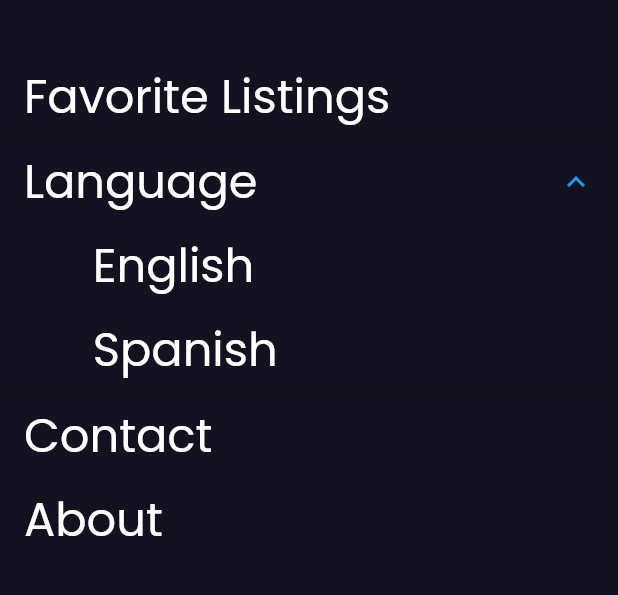
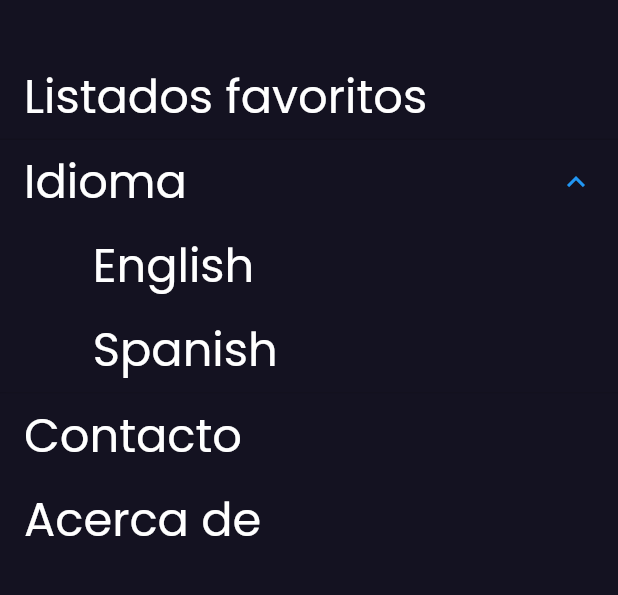
Before and after one commit to gumdum/real_estate, a Flutter app: the NavigationDrawer widget shown alone on an empty page, opened directly, after a tap on "Language", after a tap on "Spanish", on a phone screen of 412 x 824 dp, the part 145-740 px from its top. Run offline on Flutter 3.47's test engine with Material 2 defaults, Android fonts, the phone set to English and light mode, and no system bars; our stand-ins replace bloc, cached_network_image, equatable, flutter_bloc, flutter_svg, get_it and 1 more; missing offline and left inert: dfunc, money2, pedantic, strings; network calls fail; project files that could hold a hidden picture were left out.

Commit message:
Added language managment: video 8 complete

```diff
--- /dev/null
+++ b/lib/application/blocs/language/language_bloc.dart
@@ -0,0 +1,28 @@
+import 'dart:async';
+
+import 'package:bloc/bloc.dart';
+import 'package:equatable/equatable.dart';
+import 'package:flutter/material.dart';
+import 'package:real_estate/common/constants/languages.dart';
+import 'package:real_estate/domain/entities/language_entity.dart';
+
+part 'language_event.dart';
+part 'language_state.dart';
+
+class LanguageBloc extends Bloc<LanguageEvent, LanguageState> {
+  LanguageBloc()
+      : super(
+          LanguageLoaded(
+            Locale(Languages.languages[0].languageAbbr),
+          ),
+        );
+
+  @override
+  Stream<LanguageState> mapEventToState(
+    LanguageEvent event,
+  ) async* {
+    if (event is ToggleLanguageEvent) {
+      yield LanguageLoaded(Locale(event.language.languageAbbr));
+    }
+  }
+}
--- /dev/null
+++ b/lib/application/blocs/language/language_event.dart
@@ -0,0 +1,17 @@
+part of 'language_bloc.dart';
+
+abstract class LanguageEvent extends Equatable {
+  const LanguageEvent();
+
+  @override
+  List<Object> get props => [];
+}
+
+class ToggleLanguageEvent extends LanguageEvent {
+  final LanguageEntity language;
+
+  const ToggleLanguageEvent(this.language);
+
+  @override
+  List<Object> get props => [language.languageAbbr];
+}
--- /dev/null
+++ b/lib/application/blocs/language/language_state.dart
@@ -0,0 +1,16 @@
+part of 'language_bloc.dart';
+
+abstract class LanguageState extends Equatable {
+  const LanguageState();
+
+  @override
+  List<Object> get props => [];
+}
+
+class LanguageLoaded extends LanguageState {
+  final Locale locale;
+
+  const LanguageLoaded(this.locale);
+
+  List<Object> get props => [locale.languageCode];
+}
--- /dev/null
+++ b/lib/common/constants/languages.dart
@@ -0,0 +1,10 @@
+import 'package:real_estate/domain/entities/language_entity.dart';
+
+class Languages {
+  const Languages._();
+
+  static const languages = [
+    LanguageEntity(languageAbbr: 'en', languageName: 'English'),
+    LanguageEntity(languageAbbr: 'es', languageName: 'Spanish')
+  ];
+}
--- /dev/null
+++ b/lib/common/constants/translation_constants.dart
@@ -0,0 +1,11 @@
+class TranslationConstants {
+  const TranslationConstants._();
+
+  static const String favoriteListings = 'favoriteListings';
+  static const String language = "language";
+  static const String contact = "contact";
+  static const String about = "about";
+  static const String featured = "featured";
+  static const String forSale = "forSale";
+  static const String forRent = "forRent";
+}
--- /dev/null
+++ b/lib/domain/entities/language_entity.dart
@@ -0,0 +1,9 @@
+class LanguageEntity {
+  final String languageAbbr; //en, sp
+  final String languageName; //English, Spanish
+
+  const LanguageEntity({
+    required this.languageAbbr,
+    required this.languageName,
+  });
+}
--- a/lib/injections/get_it.dart
+++ b/lib/injections/get_it.dart
@@ -1,5 +1,6 @@
 import 'package:get_it/get_it.dart';
 import 'package:http/http.dart';
+import 'package:real_estate/application/blocs/language/language_bloc.dart';
 import 'package:real_estate/application/blocs/listing_backdrop/listing_backdrop_bloc.dart';
 import 'package:real_estate/application/blocs/listing_carousel/listing_carousel_bloc.dart';
 import 'package:real_estate/application/blocs/listing_tabbed/listing_tabbed_bloc.dart';
@@ -48,4 +49,6 @@ Future init() async {
       getRental: GetRental(getItInstance()),
     ),
   );
+
+  getItInstance.registerSingleton<LanguageBloc>(LanguageBloc());
 }
--- a/lib/listing_app.dart
+++ b/lib/listing_app.dart
@@ -1,24 +1,72 @@
+import 'package:flutter/cupertino.dart';
 import 'package:flutter/material.dart';
+import 'package:flutter_bloc/flutter_bloc.dart';
+import 'package:flutter_localizations/flutter_localizations.dart';
+import 'package:real_estate/application/blocs/language/language_bloc.dart';
+import 'package:real_estate/common/constants/languages.dart';
+
 import 'package:real_estate/common/screenutil/screenutil.dart';
+import 'package:real_estate/injections/get_it.dart';
 import 'package:real_estate/presentation/app_color.dart';
+import 'package:real_estate/presentation/app_localizations.dart';
 import 'package:real_estate/presentation/pages/home_screen.dart';
 import 'package:real_estate/presentation/themes/theme_text.dart';
 
-class ListingApp extends StatelessWidget {
+class ListingApp extends StatefulWidget {
+  @override
+  _ListingAppState createState() => _ListingAppState();
+}
+
+class _ListingAppState extends State<ListingApp> {
+  late LanguageBloc _languageBloc;
+
+  @override
+  void initState() {
+    super.initState();
+    _languageBloc = getItInstance<LanguageBloc>();
+  }
+
+  @override
+  void dispose() {
+    _languageBloc.close();
+    super.dispose();
+  }
+
   @override
   Widget build(BuildContext context) {
     ScreenUtil.init();
+    return BlocProvider<LanguageBloc>.value(
+      value: _languageBloc,
+      child: BlocBuilder<LanguageBloc, LanguageState>(
+        builder: (context, state) {
+          if (state is LanguageLoaded) {
             return MaterialApp(
               debugShowCheckedModeBanner: false,
               title: 'Real Estate Listing App',
               theme: ThemeData(
+                unselectedWidgetColor: AppColor.royalBlue,
                 primaryColor: AppColor.vulcan,
                 accentColor: AppColor.royalBlue,
                 scaffoldBackgroundColor: AppColor.vulcan,
                 textTheme: ThemeText.getTextTheme(),
                 appBarTheme: const AppBarTheme(elevation: 0),
               ),
+              supportedLocales: Languages.languages
+                  .map((e) => Locale(e.languageAbbr))
+                  .toList(),
+              locale: state.locale,
+              localizationsDelegates: [
+                GlobalMaterialLocalizations.delegate,
+                GlobalWidgetsLocalizations.delegate,
+                GlobalCupertinoLocalizations.delegate,
+                AppLocalizations.delegate,
+              ],
               home: HomeScreen(),
+            );
+          } //when state is not languageloaded return sizedbox
+          return const SizedBox.shrink();
+        },
+      ),
     );
   }
 }
--- a/lib/main.dart
+++ b/lib/main.dart
@@ -1,11 +1,10 @@
 import 'package:flutter/material.dart';
 import 'package:pedantic/pedantic.dart';
 import 'package:real_estate/listing_app.dart';
-import 'injections/get_it.dart' as getIt;
+import 'package:real_estate/injections/get_it.dart' as getIt;
 
-void main() {
+void main() async {
   WidgetsFlutterBinding.ensureInitialized();
-
   unawaited(getIt.init());
   runApp(ListingApp());
 }
--- /dev/null
+++ b/lib/presentation/app_localizations.dart
@@ -0,0 +1,60 @@
+import 'dart:convert';
+
+import 'package:flutter/material.dart';
+import 'package:flutter/services.dart';
+import 'package:real_estate/common/constants/languages.dart';
+
+class AppLocalizations {
+  final Locale locale;
+  Map<String, String>? _localizedStrings;
+
+  AppLocalizations(this.locale);
+
+  //get an instance of Localizations from AppLocalizations
+  static AppLocalizations? of(context) =>
+      Localizations.of<AppLocalizations>(context, AppLocalizations);
+
+  Future<bool> load() async {
+    final jsonString = await rootBundle
+        .loadString('assets/languages/${locale.languageCode}.json');
+    //decode the loaded json string to the map
+    final Map<String, dynamic> jsonMap = json.decode(jsonString);
+
+    //since json.decode cannot determine the language of the string, have to use
+    //dynamic string above and localize the string below
+    _localizedStrings =
+        jsonMap.map((key, value) => MapEntry(key, value.toString()));
+
+    return true;
+  }
+
+  //streight forwards: just taking a key from a map
+  String translate(String keyWord) {
+    return _localizedStrings![keyWord]!;
+  }
+
+  static const LocalizationsDelegate<AppLocalizations> delegate =
+      _AppLocalizationDelegate();
+}
+
+class _AppLocalizationDelegate extends LocalizationsDelegate<AppLocalizations> {
+  const _AppLocalizationDelegate();
+
+  @override
+  bool isSupported(Locale locale) {
+    return Languages.languages
+        .map((e) => e.languageAbbr)
+        .toList()
+        .contains(locale.languageCode);
+  }
+
+  @override
+  Future<AppLocalizations> load(Locale locale) async {
+    AppLocalizations localizations = AppLocalizations(locale);
+    await localizations.load();
+    return localizations;
+  }
+
+  @override
+  bool shouldReload(covariant LocalizationsDelegate old) => false;
+}
--- a/lib/presentation/pages/drawer/navigation_drawer.dart
+++ b/lib/presentation/pages/drawer/navigation_drawer.dart
@@ -1,9 +1,14 @@
 import 'package:flutter/material.dart';
+import 'package:flutter_bloc/flutter_bloc.dart';
+import 'package:real_estate/application/blocs/language/language_bloc.dart';
+import 'package:real_estate/common/constants/languages.dart';
 import 'package:real_estate/common/constants/size_constants.dart';
 import 'package:real_estate/common/extensions/size_extensions.dart';
+import 'package:real_estate/presentation/app_localizations.dart';
 import 'package:real_estate/presentation/pages/drawer/navigation_expanded_list_item.dart';
 import 'package:real_estate/presentation/pages/drawer/navigation_list_item.dart';
 import 'package:real_estate/presentation/widgets/logo.dart';
+import 'package:real_estate/common/constants/translation_constants.dart';
 
 class NavigationDrawer extends StatelessWidget {
   const NavigationDrawer();
@@ -36,23 +41,31 @@ class NavigationDrawer extends StatelessWidget {
               ),
             ),
             NavigationListItem(
-              title: 'Favorite Listings',
+              //favorite listings
+              title: AppLocalizations.of(context)!
+                  .translate(TranslationConstants.favoriteListings),
               onPressed: () {},
             ),
             NavigationExpandedListItem(
-              title: 'Language',
-              onPressed: () {},
-              children: [
-                'English',
-                'Spanish',
-              ],
+              title: AppLocalizations.of(context)!
+                  .translate(TranslationConstants.language),
+              onPressed: (index) {
+                BlocProvider.of<LanguageBloc>(context).add(
+                  ToggleLanguageEvent(
+                    Languages.languages[index],
+                  ),
+                );
+              },
+              children: Languages.languages.map((e) => e.languageName).toList(),
             ),
             NavigationListItem(
-              title: 'Contact',
+              title: AppLocalizations.of(context)!
+                  .translate(TranslationConstants.contact),
               onPressed: () {},
             ),
             NavigationListItem(
-              title: 'About',
+              title: AppLocalizations.of(context)!
+                  .translate(TranslationConstants.about),
               onPressed: () {},
             ),
           ],
--- a/lib/presentation/pages/drawer/navigation_expanded_list_item.dart
+++ b/lib/presentation/pages/drawer/navigation_expanded_list_item.dart
@@ -3,7 +3,7 @@ import 'package:real_estate/presentation/pages/drawer/navigation_list_item.dart'
 
 class NavigationExpandedListItem extends StatelessWidget {
   final String title;
-  final Function() onPressed;
+  final Function(int index)? onPressed;
   final List<String> children;
 
   const NavigationExpandedListItem({
@@ -14,9 +14,7 @@ class NavigationExpandedListItem extends StatelessWidget {
 
   @override
   Widget build(BuildContext context) {
-    return GestureDetector(
-      onTap: onPressed,
-      child: Container(
+    return Container(
       decoration: BoxDecoration(
         boxShadow: [
           BoxShadow(
@@ -34,10 +32,9 @@ class NavigationExpandedListItem extends StatelessWidget {
           for (int i = 0; i < children.length; i++)
             NavigationSubListItem(
               title: children[i],
-                onPressed: () {},
+              onPressed: () => onPressed!(i),
             ),
         ],
-        ),
       ),
     );
   }
--- a/lib/presentation/pages/home/listing_tabbed/listing_tabbed_constants.dart
+++ b/lib/presentation/pages/home/listing_tabbed/listing_tabbed_constants.dart
@@ -1,9 +1,10 @@
+import 'package:real_estate/common/constants/translation_constants.dart';
 import 'package:real_estate/presentation/pages/home/listing_tabbed/tab.dart';
 
 class ListingTabbedConstants {
   static const List<Tab> listTabs = const [
-    const Tab(index: 0, title: 'Featured'),
-    const Tab(index: 1, title: 'For Sale'),
-    const Tab(index: 2, title: 'For Rent'),
+    const Tab(index: 0, title: TranslationConstants.featured),
+    const Tab(index: 1, title: TranslationConstants.forSale),
+    const Tab(index: 2, title: TranslationConstants.forRent),
   ];
 }
--- a/lib/presentation/pages/home/listing_tabbed/tab_title_widget.dart
+++ b/lib/presentation/pages/home/listing_tabbed/tab_title_widget.dart
@@ -2,6 +2,7 @@ import 'package:flutter/material.dart';
 import 'package:real_estate/common/constants/size_constants.dart';
 import 'package:real_estate/common/extensions/size_extensions.dart';
 import 'package:real_estate/presentation/app_color.dart';
+import 'package:real_estate/presentation/app_localizations.dart';
 
 class TabTitleWidget extends StatelessWidget {
   final String title;
@@ -29,7 +30,8 @@ class TabTitleWidget extends StatelessWidget {
           ),
         ),
         child: Text(
-          title,
+          AppLocalizations.of(context)!
+              .translate(title), //'Featured' 'For Sale' 'For Rent'
           style: isSelected
               ? Theme.of(context).textTheme.subtitle1
               : Theme.of(context).textTheme.subtitle1,
--- a/pubspec.yaml
+++ b/pubspec.yaml
@@ -26,6 +26,7 @@ dependencies:
   cached_network_image: ^3.0.0
   cupertino_icons: ^1.0.2
   dfunc: ^0.6.2
+  easy_localization: ^3.0.0
   equatable: ^2.0.0
   flutter_bloc: ^7.0.0
   flutter_svg: 0.21.0-nullsafety.0
@@ -52,6 +53,7 @@ flutter:
   assets:
     - assets/svgs/
     - assets/pngs/
+    - assets/languages/
   #   - images/a_dot_burr.jpeg
   #   - images/a_dot_ham.jpeg
   # An image asset can refer to one or more resolution-specific "variants", see
```
Also changed, not shown: assets/languages/en.json (added, +9 -0 lines), assets/languages/es.json (added, +9 -0 lines), pubspec.lock. Lines whose indentation alone changed are shown as unchanged.
